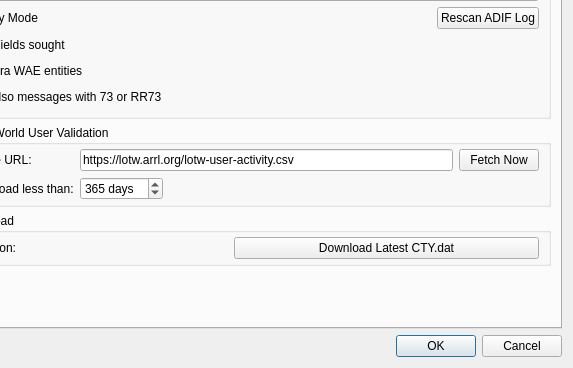
The window that Configuration.ui (kholia/wsjtx) describes before a commit, drawn with Qt 5; both pictures show x 111 to 684 and y 294 to 662 of the 684 by 662 pixel window.
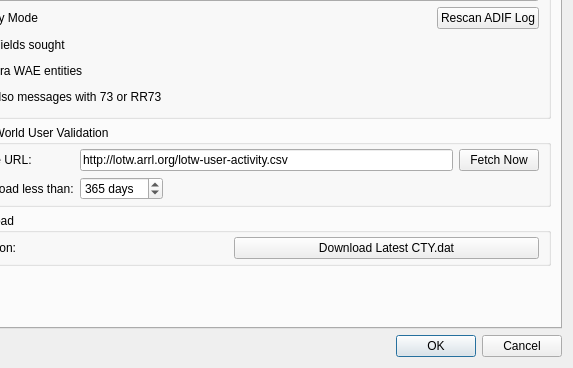
The same window after the commit. The open tabs and pages were chosen to show the change. Custom widgets are drawn as their Qt base class.

Commit message: Set default download for the LotW file to http.

Patch:
```diff
--- a/Configuration.ui
+++ b/Configuration.ui
@@ -2481,7 +2481,7 @@
                <string>URL</string>
               </property>
               <property name="text">
-               <string>https://lotw.arrl.org/lotw-user-activity.csv</string>
+               <string>http://lotw.arrl.org/lotw-user-activity.csv</string>
               </property>
              </widget>
             </item>
```
Left out of the diff: 8 changed lines with no effect on the pictures.
